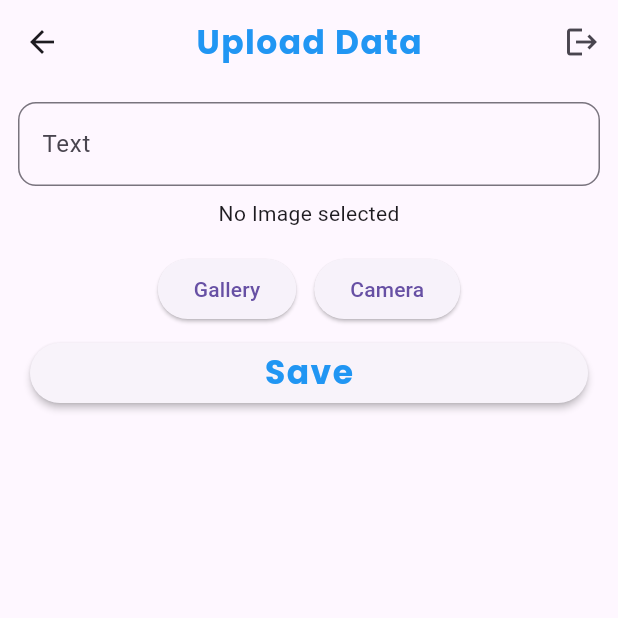
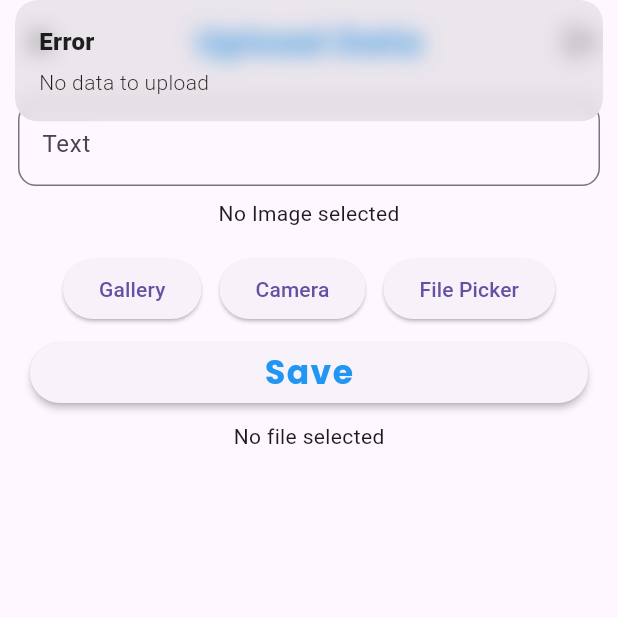
Before and after one commit to Muhammad-Ismail-Qazi/Doseca-Task, a Flutter app: the HomeView screen opened by its route, after a tap on "Save", on a phone screen of 412 x 824 dp, the top half of it. Run offline on Flutter 3.47's test engine with Material 3 defaults, Android fonts, the light colour scheme and no system bars; our stand-ins replace cloud_firestore, file_picker, firebase_auth, firebase_core, firebase_storage, get and 3 more; accounts and stored records are empty.

Commit message:
all task is uploaded to database

```diff
--- a/lib/app/modules/home/home_model/home_model.dart
+++ b/lib/app/modules/home/home_model/home_model.dart
@@ -2,15 +2,17 @@ class HomeModel {
   String? text;
   String? userId;
   String? imageUrl;
+  String? pdfUrl;
 
 
-  HomeModel({this.text, this.userId,this.imageUrl});
+  HomeModel({this.text, this.userId,this.imageUrl,this.pdfUrl});
 
   Map<String, dynamic> toMap() {
     return {
       'text': text ?? '',
       'userId': userId,
       'imageUrl': imageUrl ?? '',
+      'pdfUrl': pdfUrl ?? '',
     };
   }
 
@@ -18,7 +20,7 @@ class HomeModel {
     return HomeModel(
       text: map['text'],
       userId: map['userId'],
-      imageUrl: map['imageUrl'],
+      pdfUrl: map['pdfUrl'],
     );
   }
 }
--- a/lib/app/modules/home/views/home_view.dart
+++ b/lib/app/modules/home/views/home_view.dart
@@ -1,16 +1,12 @@
-import 'dart:ffi';
 import 'dart:io';
-
-import 'package:duseca_task/app/components/button.dart';
-import 'package:duseca_task/app/components/textfield.dart';
-import 'package:duseca_task/app/constants/fonts.dart';
 import 'package:flutter/material.dart';
-
 import 'package:get/get.dart';
 import 'package:image_picker/image_picker.dart';
 import 'package:sizer/sizer.dart';
-
+import '../../../components/button.dart';
+import '../../../components/textfield.dart';
 import '../../../constants/spaces.dart';
+import '../../../constants/fonts.dart';
 import '../controllers/home_controller.dart';
 
 class HomeView extends GetView<HomeController> {
@@ -40,15 +36,16 @@ class HomeView extends GetView<HomeController> {
               hint: 'Text',
               keyboardType: TextInputType.text,
               validator: null,
-              visibility: false,),
+              visibility: false,
+            ),
             Spaces.y1,
             Obx(() => controller.imagePath.value == ''
                 ? const Text("No Image selected")
                 : SizedBox(
-                height: 10*3.h,
+                    height: 30.h,
                     width: double.infinity,
-                child: Image(image: FileImage(File(controller.imagePath.value))))),
-
+                    child: Image(
+                        image: FileImage(File(controller.imagePath.value))))),
             Spaces.y2,
             Row(
               mainAxisAlignment: MainAxisAlignment.center,
@@ -62,24 +59,77 @@ class HomeView extends GetView<HomeController> {
                 ElevatedButton(
                     onPressed: () => controller.pickImage(ImageSource.camera),
                     child: const Text("Camera")),
+                const SizedBox(
+                  width: 12,
+                ),
+                ElevatedButton(
+                    onPressed: () => controller.pickPDFFile(),
+                    child: const Text("File Picker")),
               ],
             ),
             CustomButton(
               text: 'Save',
-              onPressed: () => {
-
-                 if(controller.imagePath.isNotEmpty && controller.textController.text.isNotEmpty){
-                  controller.uploadTextImage(),
+              onPressed: () {
+                if (controller.pickedFile.value != null) {
+                  // Case: PDF file selected
+                  if (controller.imagePath.value.isNotEmpty &&
+                      controller.textController.text.isNotEmpty) {
+                    // Case: Text with PDF file
+                    controller.uploadTextPDF();
+                  } else if (controller.imagePath.value.isNotEmpty) {
+                    // Case: Image with PDF file
+                    controller.uploadImagePDF();
+                  } else {
+                    // Case: Only PDF file
+                    controller.uploadPDF();
                   }
-          else if(controller.imagePath.isNotEmpty)
-        {
-        controller.uploadImage(),
+                } else if (controller.imagePath.value.isNotEmpty) {
+                  // Case: Image selected
+                  if (controller.textController.text.isNotEmpty) {
+                    // Case: Text with image
+                    controller.uploadTextImage();
+                  } else {
+                    // Case: Only image
+                    controller.uploadImage();
                   }
-                else if(controller.textController.text.isNotEmpty){
-                    controller.uploadText()
+                } else if (controller.textController.text.isNotEmpty) {
+                  // Case: Only text
+                  if (controller.pickedFile.value != null) {
+                    // Case: Text with PDF file
+                    controller.uploadTextPDF();
+                  } else {
+                    // Case: Only text
+                    controller.uploadText();
+                  }
+                } else {
+                  // Case: No data to upload
+                  Get.snackbar('Error', 'No data to upload');
                 }
               },
-            )
+            ),
+            Obx(() {
+              if (controller.pickedFile.value == null) {
+                return Text('No file selected');
+              } else {
+                final file = File(controller.pickedFile.value!.path!);
+                if (controller.pickedFile.value!.extension == 'pdf') {
+                  return Container(
+                    color: Colors.blue[100],
+                    child: Text(
+                        'PDF file selected: ${controller.pickedFile.value!.name}'),
+                  );
+                } else {
+                  return Container(
+                    color: Colors.blue[100],
+                    child: Image.file(
+                      file,
+                      width: double.infinity,
+                      fit: BoxFit.cover,
+                    ),
+                  );
+                }
+              }
+            }),
           ],
         ),
       ),
--- a/pubspec.yaml
+++ b/pubspec.yaml
@@ -15,6 +15,7 @@ dependencies:
   firebase_auth: 4.20.0
   image_picker: 1.1.2
   firebase_storage: 11.7.7
+  file_picker: 8.0.3
   flutter:
     sdk: flutter
 
```
Also changed, not shown: lib/app/modules/home/controllers/home_controller.dart (+159 -0 lines), pubspec.lock, 1 other file. Lines whose indentation alone changed are shown as unchanged.
